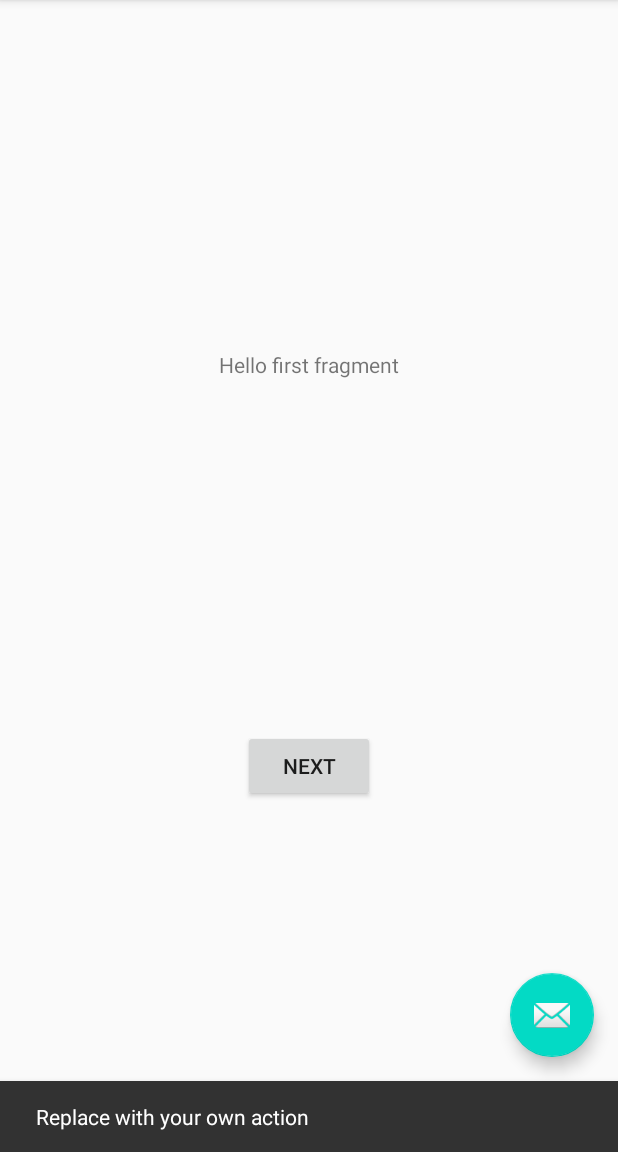
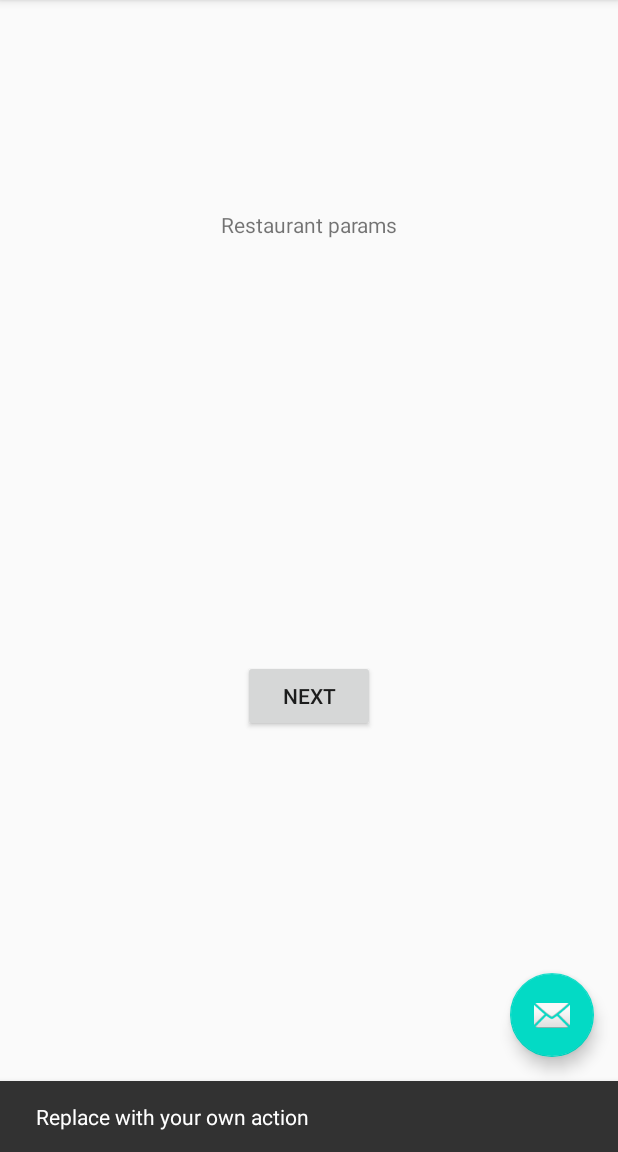
Before and after one commit to dportford/RandoLunchAndroid, an Android app: the screen it shows after launch (MainActivity), after a tap on an icon or button, on a phone screen of 412 x 824 dp, the part 84-1236 px from its top. Run offline under Robolectric (Android 15) with nearby library versions, the phone set to English and light mode, and no system bars.

Commit message:
nothing much, just the first commit to get this cracking

```diff
--- a/app/src/main/res/layout/fragment_first.xml
+++ b/app/src/main/res/layout/fragment_first.xml
@@ -6,16 +6,39 @@
     android:layout_height="match_parent"
     tools:context=".FirstFragment">
 
-    <TextView
-        android:id="@+id/textview_first"
+    <LinearLayout
         android:layout_width="wrap_content"
         android:layout_height="wrap_content"
-        android:text="@string/hello_first_fragment"
+        android:orientation="vertical"
+        android:id="@+id/restaurant_button"
+        app:layout_constraintBottom_toTopOf="@id/second_button"
+        app:layout_constraintEnd_toEndOf="parent"
+        app:layout_constraintStart_toStartOf="parent"
+        app:layout_constraintTop_toTopOf="parent">
+
+        <TextView
+            android:layout_width="match_parent"
+            android:layout_height="match_parent"
+            android:text="Restaurant params"
+            android:layout_gravity="center_horizontal"></TextView>
+
+
+
+    </LinearLayout>
+
+
+    <LinearLayout
+        android:layout_width="wrap_content"
+        android:layout_height="wrap_content"
+        android:orientation="vertical"
+        android:id="@+id/second_button"
         app:layout_constraintBottom_toTopOf="@id/button_first"
         app:layout_constraintEnd_toEndOf="parent"
         app:layout_constraintStart_toStartOf="parent"
-        app:layout_constraintTop_toTopOf="parent" />
+        app:layout_constraintTop_toBottomOf="@id/restaurant_button">
 
+
+    </LinearLayout>
     <Button
         android:id="@+id/button_first"
         android:layout_width="wrap_content"
@@ -24,5 +47,7 @@
         app:layout_constraintBottom_toBottomOf="parent"
         app:layout_constraintEnd_toEndOf="parent"
         app:layout_constraintStart_toStartOf="parent"
-        app:layout_constraintTop_toBottomOf="@id/textview_first" />
+        app:layout_constraintTop_toBottomOf="@id/restaurant_button" />
+
+
 </androidx.constraintlayout.widget.ConstraintLayout>
```
